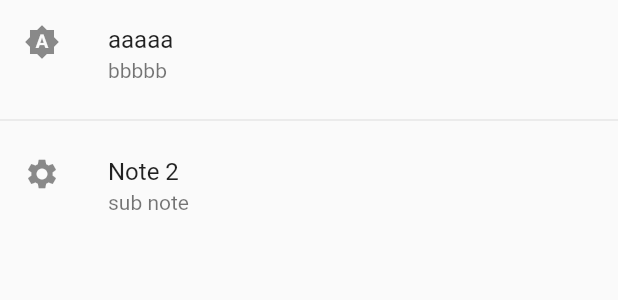
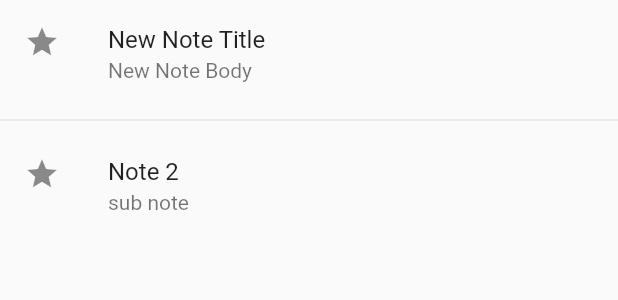
Before and after one commit to Nishu-Gamage/FF-R02_Notepad, a Flutter app: the DisplayNotes widget shown alone on an empty page, opened directly, on a phone screen of 412 x 824 dp. Shown: the top 300 px of the screen. Run offline on Flutter 3.47's test engine with Material 2 defaults, Android fonts, the phone set to English and light mode, and no system bars; our stand-ins replace device_preview.

Commit message:
[Add_Note] - Note added

```diff
--- a/lib/models/Note.dart
+++ b/lib/models/Note.dart
@@ -1,4 +1,6 @@
-class Notemodel{
+class NoteModel{
+  String noteTitle;
+  String noteDescription;
 
-
+  NoteModel(this.noteTitle, this.noteDescription);
 }
--- a/lib/models/NotesOperation.dart
+++ b/lib/models/NotesOperation.dart
@@ -1,6 +1,15 @@
 import 'package:flutter/cupertino.dart';
 import 'package:notepad/models/Note.dart';
+import 'package:notepad/screens/add_note.dart';
 
 class NotesOperationModel extends ChangeNotifier {
 
+  List<NoteModel> _notes = <NoteModel>[];
+
+  addNewNote(String title, String description){
+    NoteModel note = NoteModel(title, description);
+    print(title);
+    print(description);
+
+  }
 }
--- a/lib/screens/display_notes.dart
+++ b/lib/screens/display_notes.dart
@@ -9,14 +9,15 @@ class DisplayNotes extends StatelessWidget {
       scrollDirection: Axis.vertical,
       children: [
         ListTile(
-          leading: Icon(Icons.brightness_auto),
-          title: Text('aaaaa'),
-          subtitle: Text("bbbbb"),
+          leading: Icon(Icons.star),
+          title: Text('New Note Title'),
+          subtitle: Text("New Note Body"),
           onTap: () {},
         ),
         Divider(),
         ListTile(
-          leading: Icon(Icons.settings),
+          leading: Icon(Icons.star),
+          // leading: Icon(Icons.settings),
           title: Text('Note 2'),
           subtitle: Text("sub note"),
           onTap: () {},
```
Also changed, not shown: lib/screens/add_note.dart (+14 -8 lines).
